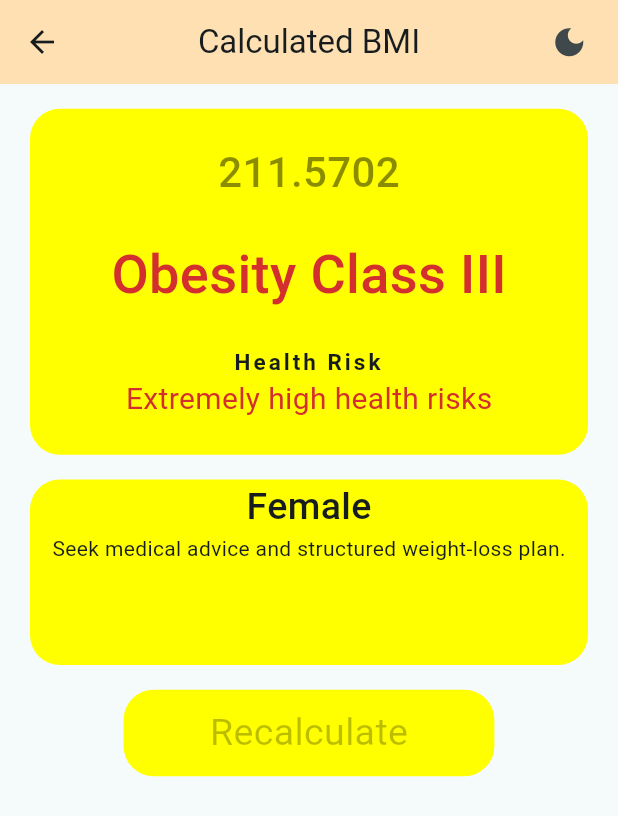
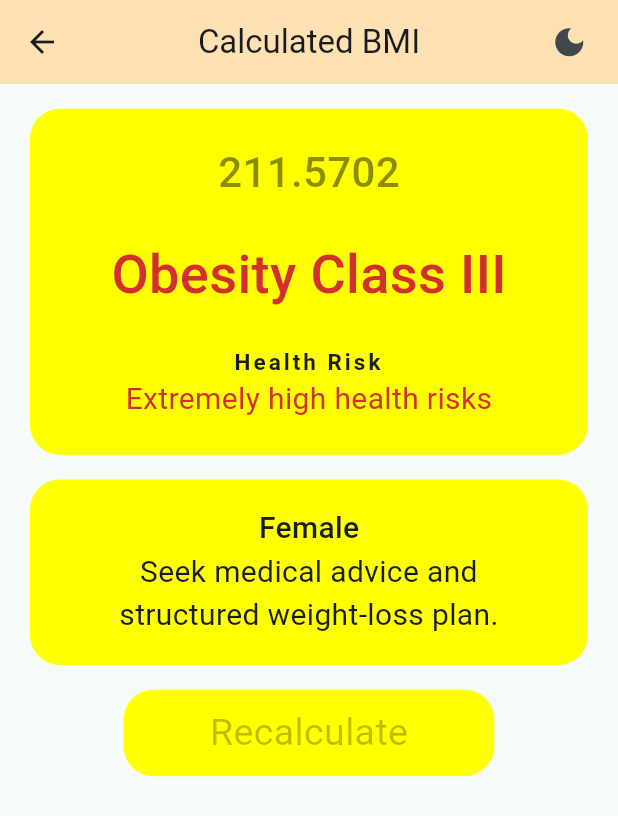
Before and after one commit to Ratndeep1999/bmi_calculator, a Flutter app: the screen it shows after launch, after a tap on "Calculate", on a phone screen of 412 x 824 dp. Shown: the top 816 px of the screen. Run offline on Flutter 3.47's test engine with Material 3 defaults, Android fonts, the phone set to English and light mode, and no system bars.

Commit message:
calculated_bmi_result_page.dart : Ui change and bhi show, categories add, health risk add, variables add, suggestions ui add, variable shift at their place, if else ladder ad to assign value in category, switch add to assign values base on category condition, get gender value

```diff
--- a/lib/calculated_bmi_result_page.dart
+++ b/lib/calculated_bmi_result_page.dart
@@ -135,7 +135,7 @@ class _CalculatedBmiState extends State<CalculatedBmi> {
 
                     // Health risk
                     Padding(
-                      padding: const EdgeInsets.symmetric(horizontal: 10),
+                      padding: const EdgeInsets.symmetric(horizontal: 30),
                       child: Column(
                         children: [
                           Text(
@@ -150,6 +150,7 @@ class _CalculatedBmiState extends State<CalculatedBmi> {
                           // Health Risk
                           Text(
                             _healthRisk,
+                            textAlign: TextAlign.center,
                             style: TextStyle(
                               fontSize: 20,
                               fontWeight: FontWeight.w400,
@@ -172,21 +173,27 @@ class _CalculatedBmiState extends State<CalculatedBmi> {
                   borderRadius: BorderRadius.circular(20),
                   color: Colors.yellowAccent,
                 ),
-                child: Center(
                 child: Column(
+                  mainAxisAlignment: MainAxisAlignment.center,
                   children: [
                     Text(
                       widget.isMale == 1 ? 'Male' : 'Female',
                       style: TextStyle(
-                          fontSize: 25,
+                        fontSize: 20,
                         fontWeight: FontWeight.w500
                       ),
                     ),
-                      Text(
+                    Padding(
+                      padding: const EdgeInsets.symmetric(horizontal: 40),
+                      child: Text(
                         _suggestions,
+                        textAlign: TextAlign.center,
+                        style: TextStyle(
+                          fontSize: 20,
+                        ),
+                      ),
                     ),
                   ],
-                  ),
                 ),
               ),
 
```
Lines whose indentation alone changed are shown as unchanged.
